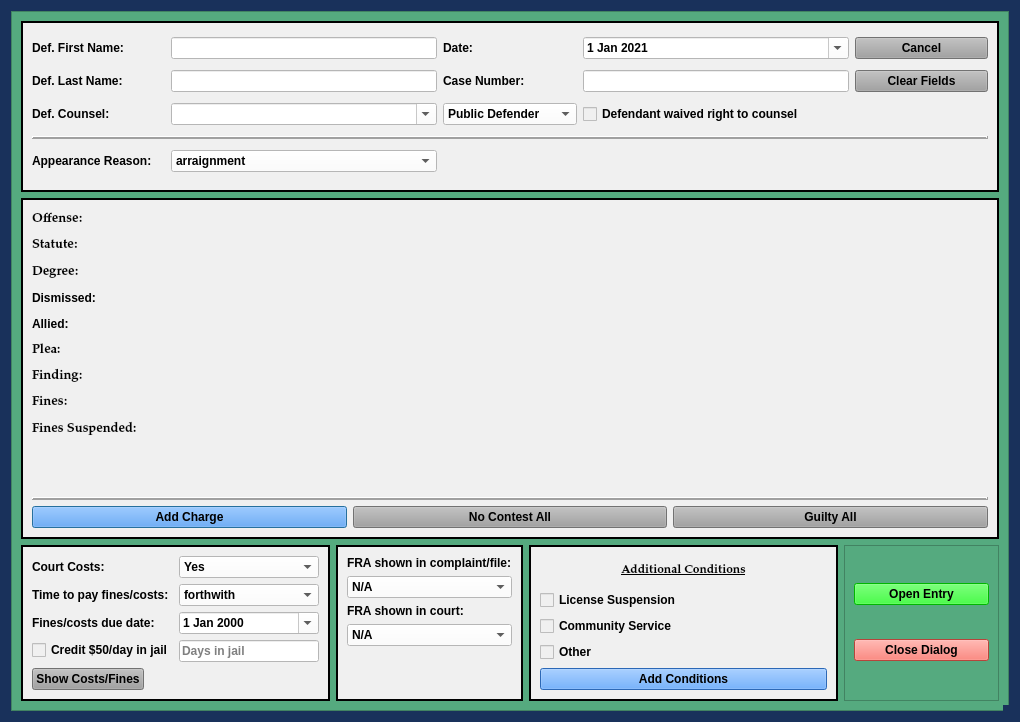
Qt form package/views/ui/FineOnlyPleaDialog.ui (HunterProgram22/MuniEntry) before a commit.
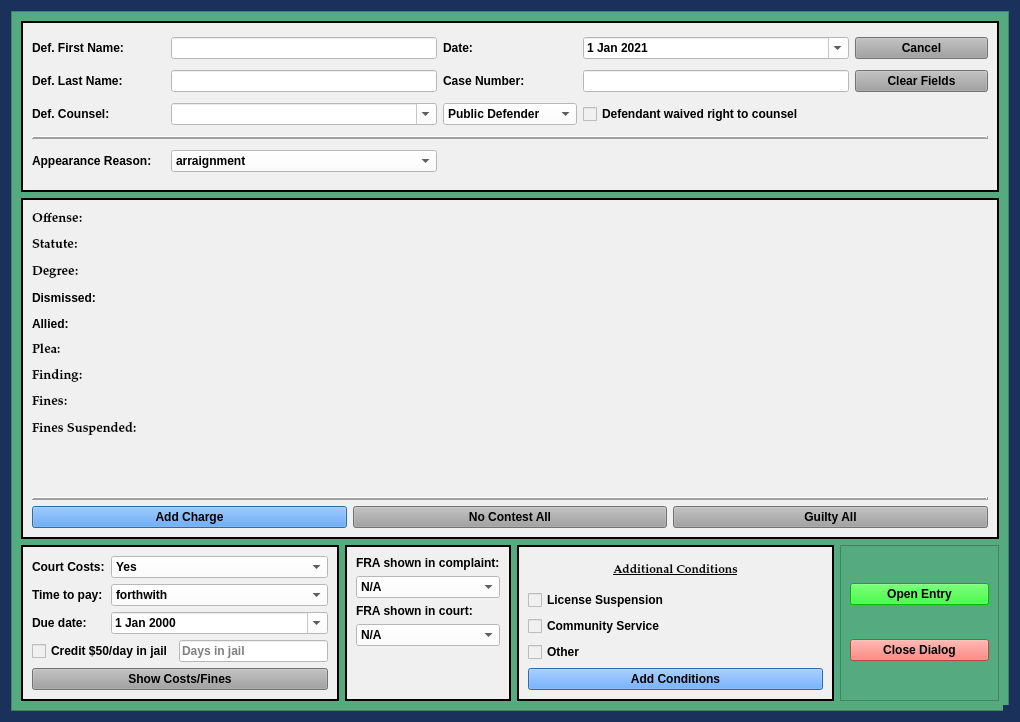
The same form after that commit.

Commit message:
Add costs imposed in companion cases option.
Added companion case costs language to templates.

Companion cases costs working for both templates.

Adjusted UIs to fit new companion costs better.

What changed in the file:
```diff
--- a/package/views/ui/FineOnlyPleaDialog.ui
+++ b/package/views/ui/FineOnlyPleaDialog.ui
@@ -423,7 +423,7 @@
          <property name="lineWidth">
           <number>2</number>
          </property>
-         <layout class="QFormLayout" name="formLayout">
+         <layout class="QGridLayout" name="gridLayout_5">
           <item row="0" column="0">
            <widget class="QLabel" name="label_11">
             <property name="text">
@@ -431,36 +431,14 @@
             </property>
            </widget>
           </item>
-          <item row="0" column="1">
-           <widget class="QComboBox" name="court_costs_box">
-            <property name="styleSheet">
-             <string notr="true">background-color: rgb(255, 255, 255);</string>
-            </property>
-            <item>
-             <property name="text">
-              <string>Yes</string>
-             </property>
-            </item>
-            <item>
-             <property name="text">
-              <string>Waived</string>
-             </property>
-            </item>
-            <item>
-             <property name="text">
-              <string>No</string>
-             </property>
-            </item>
-           </widget>
-          </item>
           <item row="1" column="0">
            <widget class="QLabel" name="label_9">
             <property name="text">
-             <string>Time to pay fines/costs:</string>
+             <string>Time to pay:</string>
             </property>
            </widget>
           </item>
-          <item row="1" column="1">
+          <item row="1" column="1" colspan="3">
            <widget class="QComboBox" name="ability_to_pay_box">
             <property name="styleSheet">
              <string notr="true">background-color: rgb(255, 255, 255);</string>
@@ -490,11 +468,11 @@
           <item row="2" column="0">
            <widget class="QLabel" name="label_18">
             <property name="text">
-             <string>Fines/costs due date:</string>
+             <string>Due date:</string>
             </property>
            </widget>
           </item>
-          <item row="2" column="1">
+          <item row="2" column="1" colspan="3">
            <widget class="QDateEdit" name="balance_due_date">
             <property name="styleSheet">
              <string notr="true">color: rgb(0, 0, 0);
@@ -505,14 +483,14 @@
             </property>
            </widget>
           </item>
-          <item row="3" column="0">
+          <item row="3" column="0" colspan="3">
            <widget class="QCheckBox" name="credit_for_jail_checkBox">
             <property name="text">
              <string>Credit $50/day in jail</string>
             </property>
            </widget>
           </item>
-          <item row="3" column="1">
+          <item row="3" column="3">
            <widget class="QLineEdit" name="jail_time_credit_box">
             <property name="styleSheet">
              <string notr="true">background-color: rgb(255, 255, 255);</string>
@@ -522,7 +500,34 @@
             </property>
            </widget>
           </item>
-          <item row="4" column="0">
+          <item row="0" column="1" colspan="3">
+           <widget class="QComboBox" name="court_costs_box">
+            <property name="styleSheet">
+             <string notr="true">background-color: rgb(255, 255, 255);</string>
+            </property>
+            <item>
+             <property name="text">
+              <string>Yes</string>
+             </property>
+            </item>
+            <item>
+             <property name="text">
+              <string>Waived</string>
+             </property>
+            </item>
+            <item>
+             <property name="text">
+              <string>Imposed in companion case</string>
+             </property>
+            </item>
+            <item>
+             <property name="text">
+              <string>No</string>
+             </property>
+            </item>
+           </widget>
+          </item>
+          <item row="4" column="0" colspan="4">
            <widget class="QPushButton" name="costs_and_fines_Button">
             <property name="sizePolicy">
              <sizepolicy hsizetype="Preferred" vsizetype="Fixed">
@@ -935,7 +940,7 @@
           <item row="0" column="0">
            <widget class="QLabel" name="label_21">
             <property name="text">
-             <string>FRA shown in complaint/file:</string>
+             <string>FRA shown in complaint:</string>
             </property>
            </widget>
           </item>
```
The commit also changes 14 other files.
